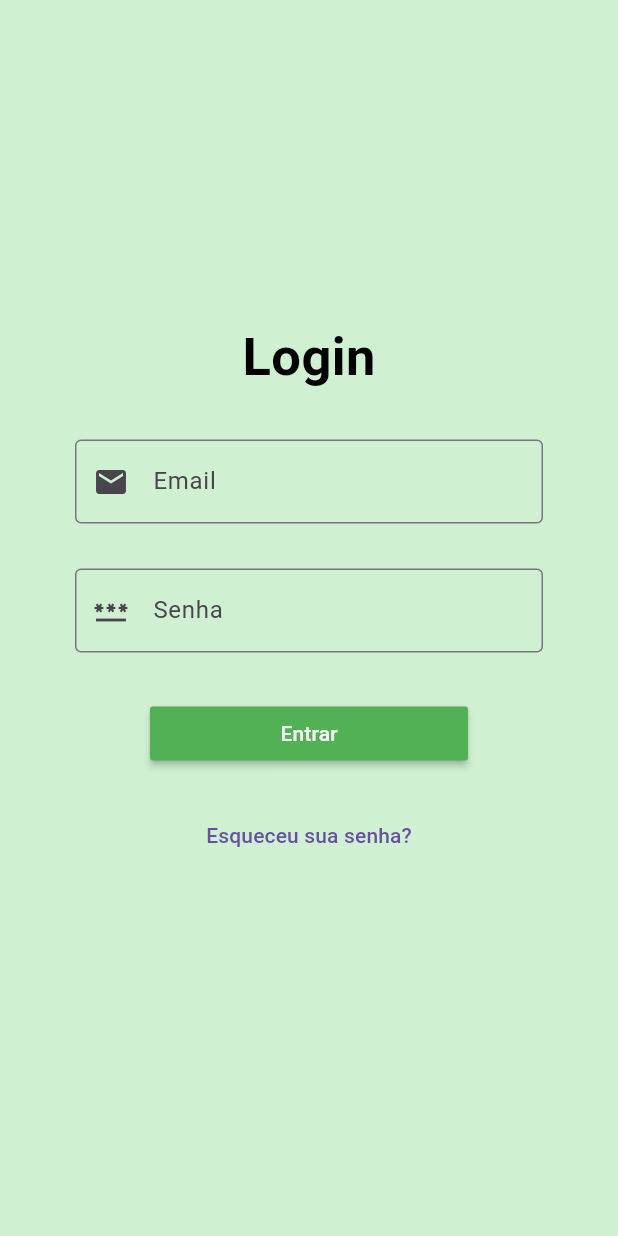
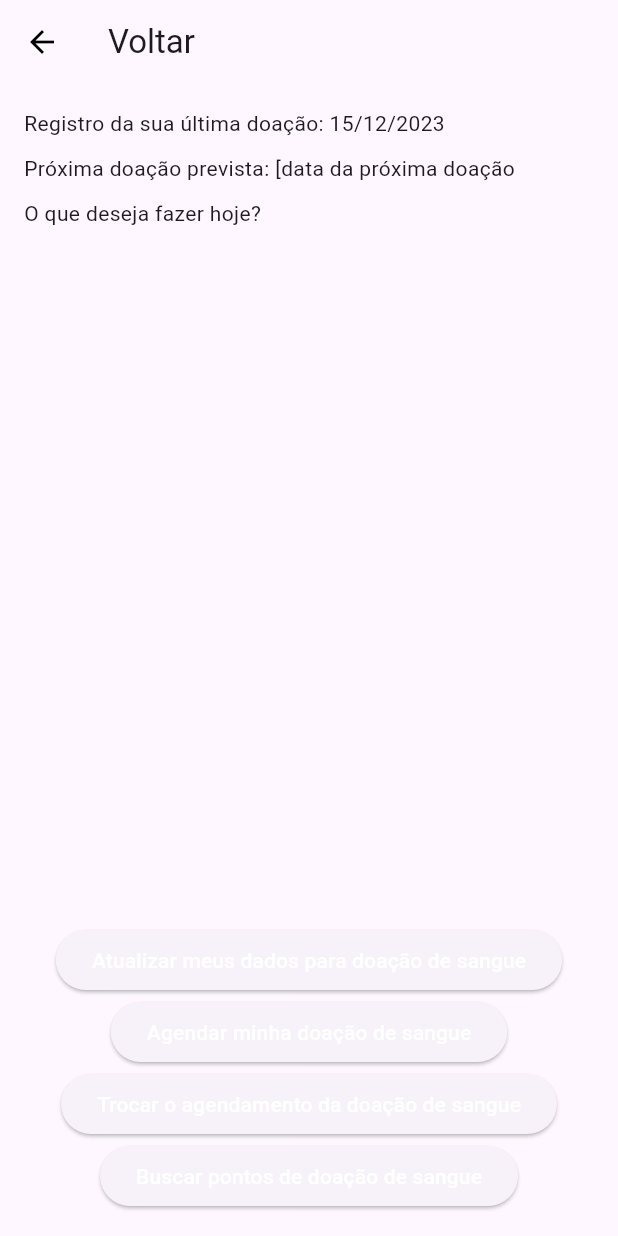
Before and after one commit to Guipmaru/pi_segunda_entrega, a Flutter app: the screen it shows after launch, after a tap on "Entrar", on a phone screen of 412 x 824 dp. Run offline on Flutter 3.47's test engine with Material 3 defaults, Android fonts, the phone set to English and light mode, and no system bars.

Commit message:
Integrando a homepage

```diff
--- a/lib/esqueceu_senha.dart
+++ b/lib/esqueceu_senha.dart
@@ -1,18 +1,20 @@
 import 'package:flutter/material.dart';
 
 class SegundaTela extends StatelessWidget {
+  const SegundaTela({super.key});
+
   @override
   Widget build(BuildContext context) {
     return Scaffold(
       appBar: AppBar(
-        title: Text('Esqueceu sua senha?'),
+        title: const Text('Esqueceu sua senha?'),
       ),
       body: Center(
         child: ElevatedButton(
           onPressed: () {
             Navigator.pop(context); // Voltar para a tela de login
           },
-          child: Text('Voltar para login'),
+          child: const Text('Voltar para login'),
         ),
       ),
     );
--- /dev/null
+++ b/lib/iniciando_a_homepage.dart
@@ -0,0 +1,88 @@
+import 'package:flutter/material.dart';
+
+class Homepage extends StatelessWidget{
+  const Homepage({super.key});
+
+  @override
+  Widget build(BuildContext context) {
+    return Scaffold(
+      appBar: AppBar(
+        backgroundColor: Colors.transparent,
+        elevation: 0,
+        leading: IconButton(
+          icon: const Icon(Icons.arrow_back, color: Colors.black),
+          onPressed: (){
+            Navigator.pop(context);
+          },
+        ),
+        title: const Text(
+          'Voltar',
+          style: TextStyle()
+        ),
+      ),
+      body: const Padding(
+        padding: EdgeInsets.all(16.0),
+        child: Column(
+          crossAxisAlignment: CrossAxisAlignment.start,
+          children: [
+            Text('Registro da sua última doação: 15/12/2023'),
+            SizedBox(height: 10),
+            Text('Próxima doação prevista: [data da próxima doação'),
+            SizedBox(height: 10),
+            Text('O que deseja fazer hoje?'),
+          ],
+        ),
+      ),
+        bottomNavigationBar: Padding(
+        padding: const EdgeInsets.all(16.0),
+        child: Column(
+          mainAxisSize: MainAxisSize.min,
+          children: [
+            ElevatedButton(
+              onPressed: () {
+                Navigator.pop(context);
+              },
+              child: const Text(
+                'Atualizar meus dados para doação de sangue',
+                style: TextStyle(color: Colors.white),
+              ),
+            ),
+            ElevatedButton(
+              onPressed: () {
+                Navigator.pop(context);
+              },
+              child: const Text(
+                'Agendar minha doação de sangue',
+                style: TextStyle(color: Colors.white),
+              ),
+            ),
+            ElevatedButton(
+              onPressed: () {
+                Navigator.pop(context);
+              },
+              child: const Text(
+                'Trocar o agendamento da doação de sangue',
+                style: TextStyle(color: Colors.white),
+              ),
+            ),
+            ElevatedButton(
+              onPressed: () {
+                Navigator.pop(context);
+              },
+              child: const Text(
+                'Buscar pontos de doação de sangue',
+                style: TextStyle(color: Colors.white),
+              ),
+            ),
+          ],
+        ),
+      ),
+    );
+  }
+}
+
+void main() {
+  runApp(const MaterialApp(
+    home: Homepage(),
+  ));
+}
--- a/lib/main.dart
+++ b/lib/main.dart
@@ -2,12 +2,14 @@
 
 import 'package:flutter/material.dart';
 import 'esqueceu_senha.dart';
+import 'iniciando_a_homepage.dart';
 
 void main() {
   runApp(MyApp());
 }
 
 class MyApp extends StatelessWidget {
+  const MyApp({super.key});
   @override
   Widget build(BuildContext context) {
     return MaterialApp(
@@ -16,7 +18,9 @@ class MyApp extends StatelessWidget {
   }
 }
 
+//construção da scaffold
 class LoginScreen extends StatelessWidget {
+  const LoginScreen({super.key});
   @override
   Widget build(BuildContext context) {
     return Scaffold(
@@ -33,6 +37,9 @@ class LoginScreen extends StatelessWidget {
               fontWeight: FontWeight.bold,
             ),
           ),
+
+
+          //Campo para email
           Padding(
             padding: const EdgeInsets.symmetric(vertical: 30),
             child: Form(
@@ -50,7 +57,11 @@ class LoginScreen extends StatelessWidget {
                       ),
                     ),
                   ),
+
+                  //Espaço entre componentes
                   SizedBox(height: 30),
+
+                  //Campo para senha
                   Padding(
                     padding: const EdgeInsets.symmetric(horizontal: 50),
                     child: TextFormField(
@@ -63,19 +74,32 @@ class LoginScreen extends StatelessWidget {
                       ),
                     ),
                   ),
+
+                  //Espaço entre componentes
                   SizedBox(height: 30),
+
+                  //Botão para confirmar login
                   Padding(
                     padding: const EdgeInsets.symmetric(horizontal: 100),
                     child: MaterialButton(
                       minWidth: double.infinity,
-                      onPressed: () {},
+                      onPressed: () {
+                        //Navega para homepage
+                        Navigator.push(
+                          context,
+                          MaterialPageRoute(builder:
+                          (context)=> Homepage())
+                          );
+                      },
                       color: const Color.fromARGB(255, 81, 177, 84),
                       textColor: Colors.white,
                       child: Text('Entrar'),
                     ),
                   ),
                   SizedBox(height: 20),
-                  // Navegação para a Segunda Tela
+
+
+                  //Texto clicável para ir para outra tela
                   TextButton(
                     onPressed: () {
                       // Navega para a SegundaTela (Esqueceu a Senha)
@@ -88,6 +112,8 @@ class LoginScreen extends StatelessWidget {
                     },
                     child: Text('Esqueceu sua senha?'),
                   ),
+
+
                 ],
               ),
             ),
```
Also changed, not shown: 1 other file.
